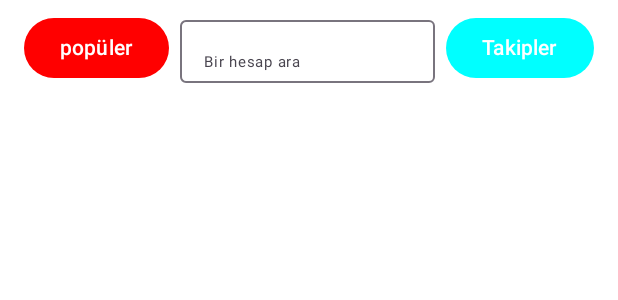
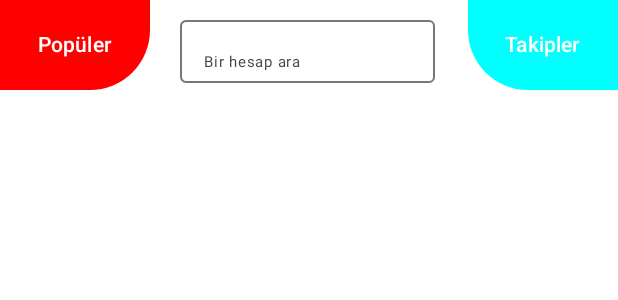
Before and after one commit to HakanAkduman/Kunapp, an Android app built with Jetpack Compose: the @Preview function ScreenPreview, on a phone screen of 412 x 824 dp. Shown: the top 300 px of the screen. Run offline under Robolectric (Android 15) with nearby library versions, the phone set to English and light mode, and no system bars; our stand-ins replace Firebase (no records; nobody signed in at launch, a user with empty details on screens opened directly), livedata-compose; pictures from the network do not load.

Commit message:
design has been changed

```diff
--- a/app/src/main/java/com/example/kunapp/view/PostScreen.kt
+++ b/app/src/main/java/com/example/kunapp/view/PostScreen.kt
@@ -43,6 +43,7 @@ import androidx.compose.runtime.remember
 import androidx.compose.runtime.setValue
 import androidx.compose.ui.Alignment
 import androidx.compose.ui.Modifier
+import androidx.compose.ui.draw.clip
 import androidx.compose.ui.graphics.Color
 import androidx.compose.ui.graphics.RectangleShape
 import androidx.compose.ui.layout.ContentScale
@@ -128,35 +129,46 @@ private fun PostScreenGenerate(navController: NavController, nick: String?, logi
 
            Row(
                modifier = Modifier
-                   .fillMaxWidth()
-                   .padding(horizontal = 16.dp, vertical = 8.dp),
+                   .fillMaxWidth().
+                       padding(bottom = 10.dp)
+                   ,
                horizontalArrangement = Arrangement.SpaceBetween,
                verticalAlignment = Alignment.CenterVertically
+           ) {
+               Box(
+                   modifier = Modifier
+                       .size(width = 100.dp, height = 60.dp)
+                       .clip(RoundedCornerShape(bottomEnd = 40.dp))
+                       .background(if (clickedIndex == 0) Color.Red else Color.Cyan)
                ) {
                    Button(
                        onClick = {
                            clickedIndex = 0
                            viewModel.getPostsPopular()
                        },
-                   colors = if (clickedIndex == 0) ButtonDefaults.buttonColors(Color.Red) else ButtonDefaults.buttonColors(
-                       Color.Cyan
-                   )
+                       colors = ButtonDefaults.buttonColors(containerColor = Color.Transparent),
+                       modifier = Modifier.fillMaxSize()
                    ) {
-                   Text(text = "popüler")
+                       Text(text = "Popüler")
+                   }
                }
 
-
-
+               Box(
+                   modifier = Modifier
+                       .size(width = 100.dp, height = 60.dp)
+                       .clip(RoundedCornerShape(bottomStart = 40.dp))
+                       .background(if (clickedIndex == 1) Color.Red else Color.Cyan)
+               ) {
                    Button(
                        onClick = {
                            clickedIndex = 1
                            viewModel.getPostsFollowings(nick!!)
                        },
-                   colors = if (clickedIndex == 1) ButtonDefaults.buttonColors(Color.Red) else ButtonDefaults.buttonColors(
-                       Color.Cyan
-                   )
+                       colors = ButtonDefaults.buttonColors(containerColor = Color.Transparent),
+                       modifier = Modifier.fillMaxSize()
                    ) {
                        Text(text = "Takipler")
+                   }
                }
            }
 
```
Lines whose indentation alone changed are shown as unchanged.
